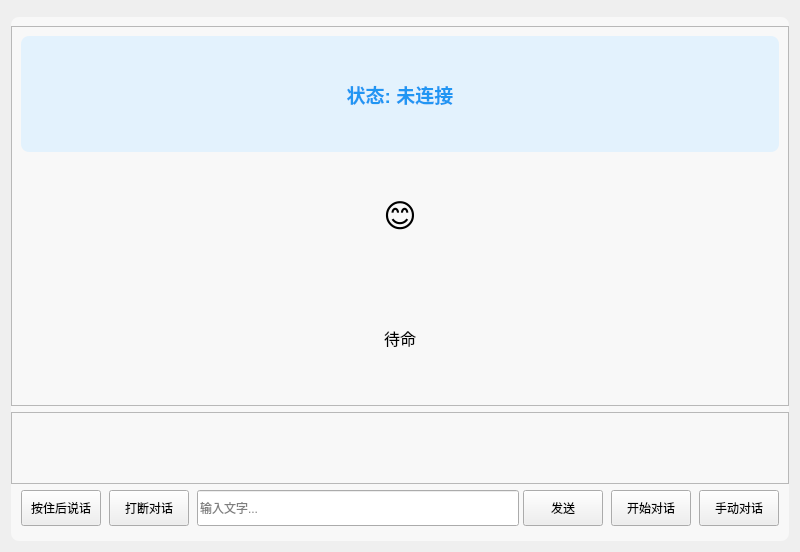
Qt form src/display/gui_display.ui (huangjunsen0406/py-xiaozhi) before a commit.
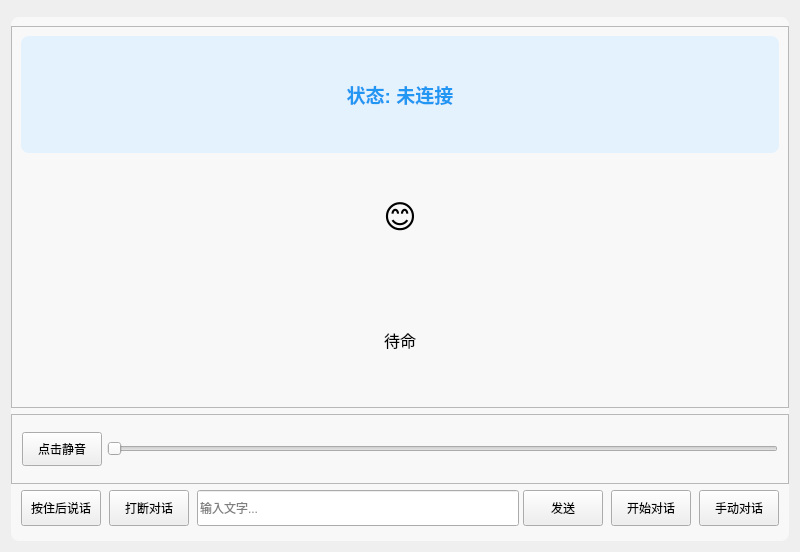
The same form after that commit. The open tabs and pages were chosen to show the change.

Commit message:
refactor(ui): 移除麦克风可视化功能
删除与麦克风可视化相关的所有代码和UI组件，包括：
1. 移除 `mic_visualizer_card` 及相关布局
2. 删除 `MicrophoneVisualizer` 类及其依赖
3. 清理相关状态变量和定时器

What changed in the file:
```diff
--- a/src/display/gui_display.ui
+++ b/src/display/gui_display.ui
@@ -195,10 +195,6 @@
            <number>5</number>
           </property>
           <item>
-           <widget class="QStackedWidget" name="audio_control_stack">
-            <property name="currentIndex">
-             <number>0</number>
-            </property>
             <widget class="QWidget" name="volume_page">
              <layout class="QHBoxLayout" name="volume_layout">
               <property name="spacing">
@@ -240,39 +236,6 @@
                </widget>
               </item>
              </layout>
-            </widget>
-            <widget class="QWidget" name="mic_page">
-             <layout class="QVBoxLayout" name="mic_page_layout">
-              <property name="spacing">
-               <number>0</number>
-              </property>
-              <property name="leftMargin">
-               <number>0</number>
-              </property>
-              <property name="topMargin">
-               <number>0</number>
-              </property>
-              <property name="rightMargin">
-               <number>0</number>
-              </property>
-              <property name="bottomMargin">
-               <number>0</number>
-              </property>
-              <item>
-               <widget class="QWidget" name="mic_visualizer_widget" native="true">
-                <property name="minimumSize">
-                 <size>
-                  <width>0</width>
-                  <height>50</height>
-                 </size>
-                </property>
-                <property name="styleSheet">
-                 <string notr="true">border-radius: 8px;</string>
-                </property>
-               </widget>
-              </item>
-             </layout>
-            </widget>
            </widget>
           </item>
          </layout>
```
Left out of the diff: 4 changed lines with no effect on the pictures. Lines whose indentation alone changed are shown as unchanged. The commit also changes 2 other files.
